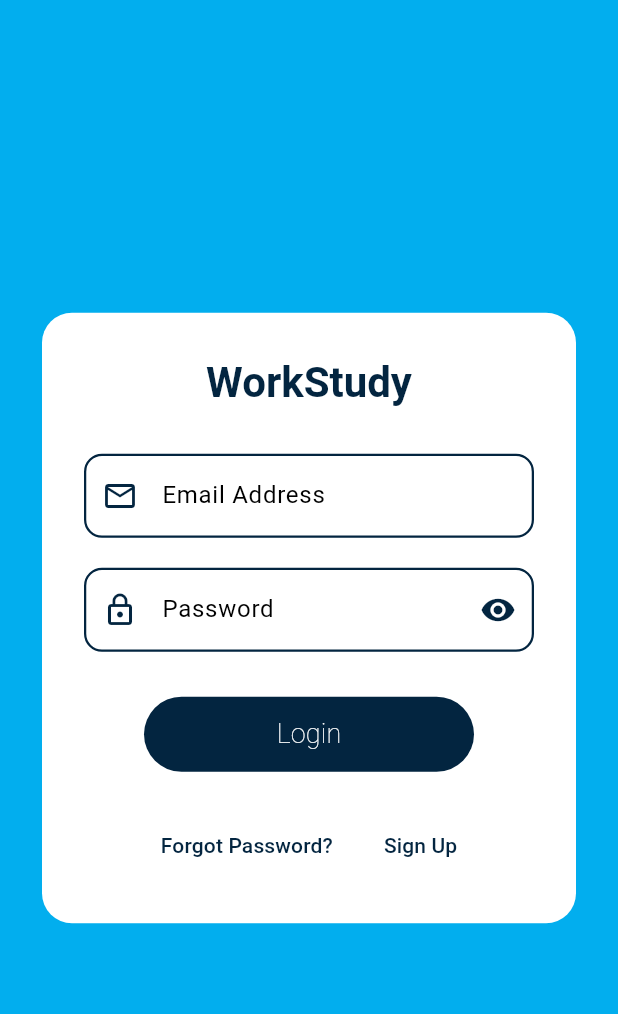
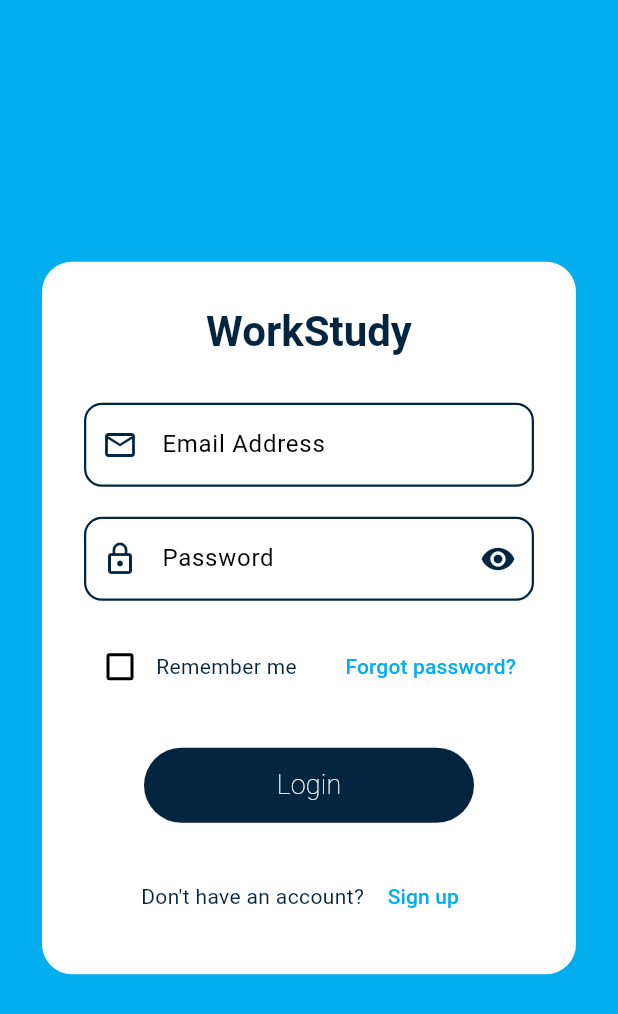
Before and after one commit to kamaugithub/workstudy, a Flutter app: the LoginPage screen opened directly, on a phone screen of 412 x 824 dp. Shown: the top 1014 px of the screen. Run offline on Flutter 3.47's test engine with Material 3 defaults, Android fonts, the phone set to English and light mode, and no system bars; our stand-ins replace pdf, printing; missing offline and left inert: dart:html, excel; Roboto replaces fonts that are missing (Segoe UI).

Commit message:
dash layout

```diff
--- a/lib/pages/login.dart
+++ b/lib/pages/login.dart
@@ -14,6 +14,7 @@ class _LoginPageState extends State<LoginPage> {
   final TextEditingController emailController = TextEditingController();
   final TextEditingController passwordController = TextEditingController();
   bool showPassword = false;
+  bool rememberMe = false; // Added for the "Remember me" checkbox
 
   void handleLogin() {
     final email = emailController.text.trim();
@@ -154,9 +155,60 @@ class _LoginPageState extends State<LoginPage> {
                         ),
                       ),
                     ),
-                    const SizedBox(height: 30),
-
-                    // Login Button
+                    const SizedBox(height: 20), // Reduced spacing slightly
+                    // 🆕 Row: Remember me checkbox + Forgot password link
+                    Row(
+                      mainAxisAlignment: MainAxisAlignment.spaceBetween,
+                      children: [
+                        Row(
+                          children: [
+                            Checkbox(
+                              value: rememberMe,
+                              onChanged: (value) {
+                                setState(() {
+                                  rememberMe = value ?? false;
+                                });
+                              },
+                              activeColor: const Color(
+                                0xFF032540,
+                              ), // Maintain theme color
+                            ),
+                            const Text(
+                              "Remember me",
+                              style: TextStyle(
+                                color: Color(
+                                  0xFF032540,
+                                ), // Maintain theme color
+                              ),
+                            ),
+                          ],
+                        ),
+                        TextButton(
+                          onPressed: () {
+                            Navigator.push(
+                              context,
+                              MaterialPageRoute(
+                                builder:
+                                    (context) => const ForgotPasswordPage(),
+                              ),
+                            );
+                          },
+                          child: const Text(
+                            "Forgot password?",
+                            style: TextStyle(
+                              color: Color(
+                                0xFF02AEEE,
+                              ), // Use accent color for links
+                              fontWeight: FontWeight.w500,
+                            ),
+                          ),
+                        ),
+                      ],
+                    ),
+                    const SizedBox(
+                      height: 30,
+                    ), // Increased space before login button
+                    // Login Button (Maintained original size and position)
                     SizedBox(
                       width: 220,
                       height: 50,
@@ -183,31 +235,17 @@ class _LoginPageState extends State<LoginPage> {
                         ),
                       ),
                     ),
-                    const SizedBox(height: 25),
-
-                    // Row: Forgot Password + Sign Up
+                    const SizedBox(height: 25), // Maintained spacing
+                    // 🆕 Don't have an account? Sign up
                     Row(
                       mainAxisAlignment: MainAxisAlignment.center,
                       children: [
-                        TextButton(
-                          onPressed: () {
-                            Navigator.push(
-                              context,
-                              MaterialPageRoute(
-                                builder:
-                                    (context) => const ForgotPasswordPage(),
-                              ),
-                            );
-                          },
-                          child: const Text(
-                            "Forgot Password?",
-                            style: TextStyle(
-                              color: Color(0xFF032540),
-                              fontWeight: FontWeight.w500,
-                            ),
-                          ),
+                        const Text(
+                          "Don't have an account? ",
+                          style: TextStyle(
+                            color: Color(0xFF032540),
+                          ), // Maintain theme color
                         ),
-                        const SizedBox(width: 10),
                         TextButton(
                           onPressed: () {
                             Navigator.push(
@@ -218,15 +256,18 @@ class _LoginPageState extends State<LoginPage> {
                             );
                           },
                           child: const Text(
-                            "Sign Up",
+                            "Sign up",
                             style: TextStyle(
-                              color: Color(0xFF032540),
+                              color: Color(
+                                0xFF02AEEE,
+                              ), // Use accent color for links
                               fontWeight: FontWeight.w500,
                             ),
                           ),
                         ),
                       ],
                     ),
+                    // Removed the old "Forgot Password + Sign Up" Row to replace it with the new structure
                   ],
                 ),
               ),
```
